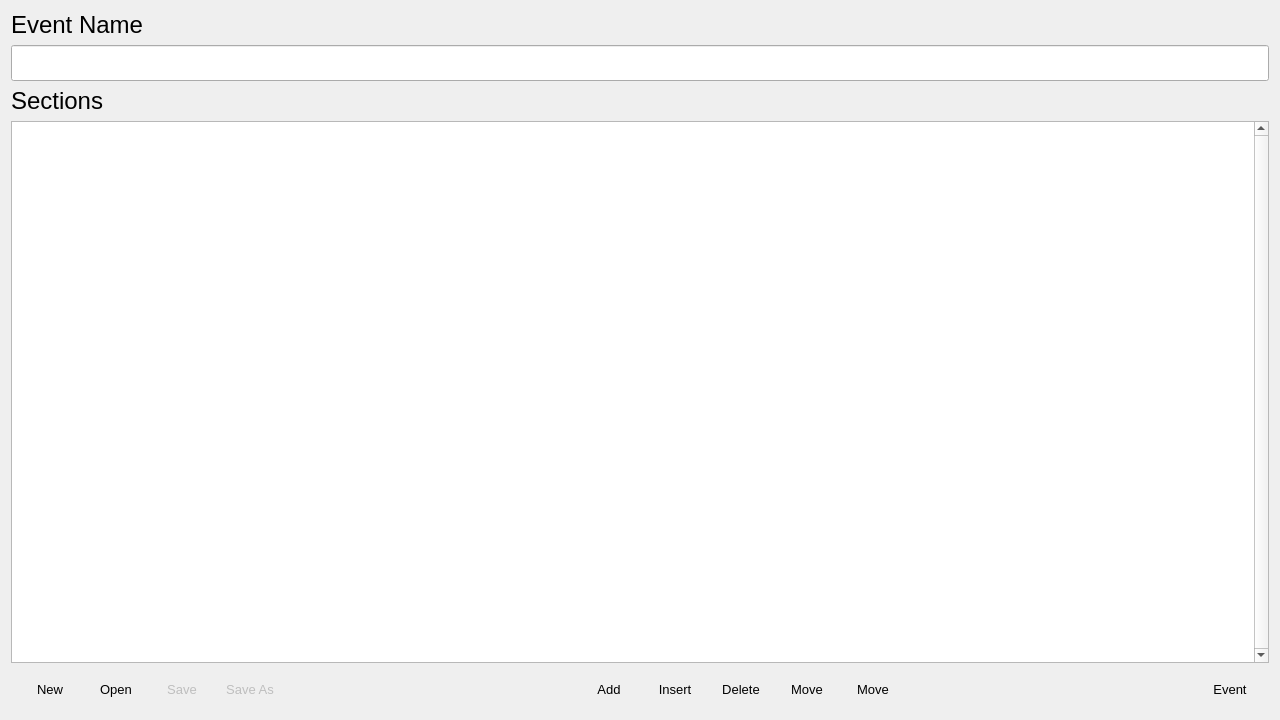
Qt form src/editwindow.ui (sledzik1984/timer) before a commit.
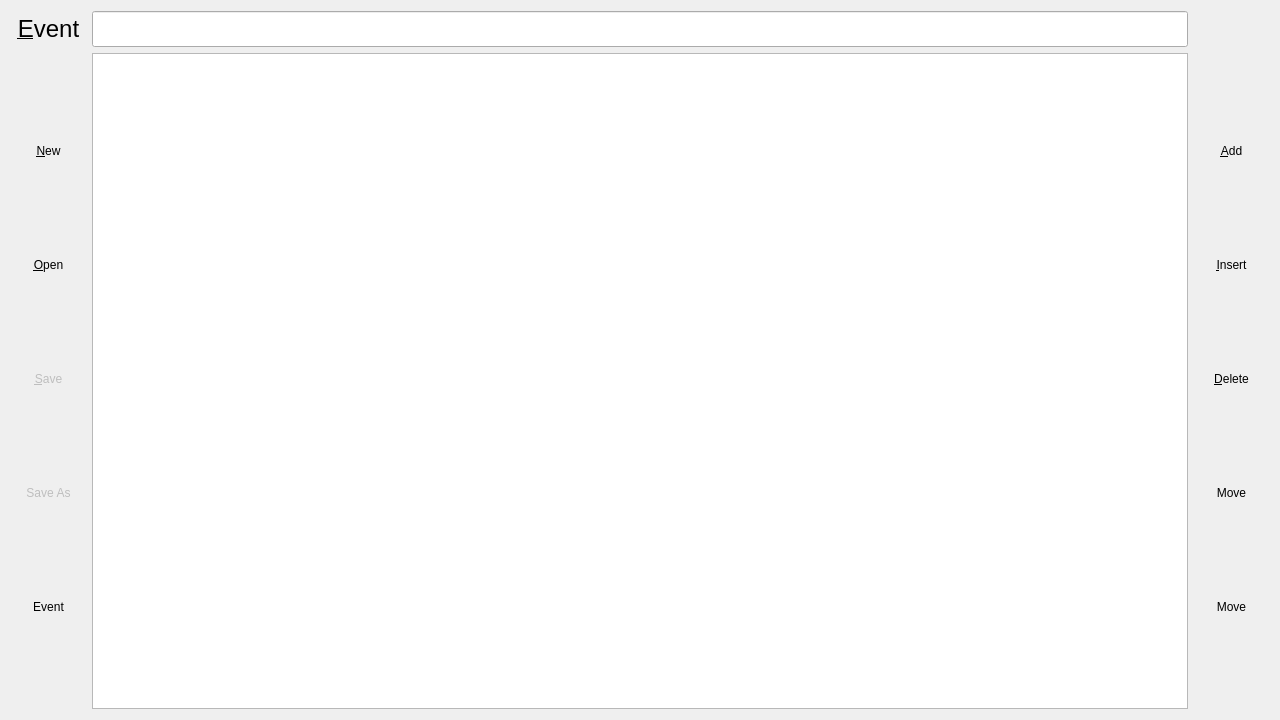
The same form after that commit. Icons and pictures are not drawn.

Commit message: EditWindow: move buttons to the sides

```diff
--- a/src/editwindow.ui
+++ b/src/editwindow.ui
@@ -13,81 +13,39 @@
   <property name="windowTitle">
    <string>Edit</string>
   </property>
-  <layout class="QVBoxLayout" name="layout">
-   <item>
-    <widget class="QLabel" name="name_label">
-     <property name="styleSheet">
-      <string notr="true">font: 18pt</string>
-     </property>
-     <property name="text">
-      <string>Event Name</string>
-     </property>
-    </widget>
-   </item>
-   <item>
+  <layout class="QGridLayout" name="layout">
+   <item row="1" column="1">
     <widget class="QLineEdit" name="name">
      <property name="styleSheet">
       <string notr="true">font: 18pt</string>
      </property>
     </widget>
    </item>
-   <item>
-    <widget class="QLabel" name="sections_label">
-     <property name="styleSheet">
-      <string notr="true">font: 18pt</string>
-     </property>
-     <property name="text">
-      <string>Sections</string>
-     </property>
-    </widget>
-   </item>
-   <item>
-    <widget class="QTableView" name="sections">
-     <property name="styleSheet">
-      <string notr="true">*
-{
-  font: 18pt
-}
-QTableView::item
-{
-  border: 0px;
-  padding-left: 20px;
-  padding-right: 20px;
-}</string>
-     </property>
-     <property name="verticalScrollBarPolicy">
-      <enum>Qt::ScrollBarAlwaysOn</enum>
-     </property>
-     <property name="horizontalScrollBarPolicy">
-      <enum>Qt::ScrollBarAlwaysOff</enum>
-     </property>
-     <property name="alternatingRowColors">
-      <bool>true</bool>
-     </property>
-     <property name="selectionMode">
-      <enum>QAbstractItemView::SingleSelection</enum>
-     </property>
-     <attribute name="verticalHeaderVisible">
-      <bool>false</bool>
-     </attribute>
-    </widget>
-   </item>
-   <item>
+   <item row="2" column="0">
     <widget class="QWidget" name="widget" native="true">
-     <property name="styleSheet">
-      <string notr="true">font: 10pt</string>
-     </property>
-     <layout class="QHBoxLayout" name="layout_2">
-      <item>
+     <layout class="QGridLayout" name="layout_2">
+      <property name="leftMargin">
+       <number>0</number>
+      </property>
+      <property name="topMargin">
+       <number>0</number>
+      </property>
+      <property name="rightMargin">
+       <number>0</number>
+      </property>
+      <property name="bottomMargin">
+       <number>0</number>
+      </property>
+      <item row="0" column="0">
        <widget class="QToolButton" name="clear">
         <property name="minimumSize">
          <size>
-          <width>60</width>
+          <width>75</width>
           <height>0</height>
          </size>
         </property>
         <property name="text">
-         <string>New</string>
+         <string>&amp;New</string>
         </property>
         <property name="icon">
          <iconset resource="../res/resource.qrc">
@@ -107,16 +65,16 @@
         </property>
        </widget>
       </item>
-      <item>
+      <item row="1" column="0">
        <widget class="QToolButton" name="open">
         <property name="minimumSize">
          <size>
-          <width>60</width>
+          <width>75</width>
           <height>0</height>
          </size>
         </property>
         <property name="text">
-         <string>Open</string>
+         <string>&amp;Open</string>
         </property>
         <property name="icon">
          <iconset resource="../res/resource.qrc">
@@ -136,19 +94,19 @@
         </property>
        </widget>
       </item>
-      <item>
+      <item row="2" column="0">
        <widget class="QToolButton" name="save">
         <property name="enabled">
          <bool>false</bool>
         </property>
         <property name="minimumSize">
          <size>
-          <width>60</width>
+          <width>75</width>
           <height>0</height>
          </size>
         </property>
         <property name="text">
-         <string>Save</string>
+         <string>&amp;Save</string>
         </property>
         <property name="icon">
          <iconset resource="../res/resource.qrc">
@@ -168,14 +126,14 @@
         </property>
        </widget>
       </item>
-      <item>
+      <item row="3" column="0">
        <widget class="QToolButton" name="save_as">
         <property name="enabled">
          <bool>false</bool>
         </property>
         <property name="minimumSize">
          <size>
-          <width>60</width>
+          <width>75</width>
           <height>0</height>
          </size>
         </property>
@@ -200,29 +158,63 @@
         </property>
        </widget>
       </item>
-      <item>
-       <spacer name="spacer">
-        <property name="orientation">
-         <enum>Qt::Horizontal</enum>
+      <item row="4" column="0">
+       <widget class="QToolButton" name="event">
+        <property name="minimumSize">
+         <size>
+          <width>75</width>
+          <height>0</height>
+         </size>
         </property>
-        <property name="sizeHint" stdset="0">
+        <property name="text">
+         <string>Event</string>
+        </property>
+        <property name="icon">
+         <iconset resource="../res/resource.qrc">
+          <normaloff>:/play.svg</normaloff>:/play.svg</iconset>
+        </property>
+        <property name="iconSize">
          <size>
-          <width>40</width>
-          <height>20</height>
+          <width>48</width>
+          <height>48</height>
          </size>
         </property>
-       </spacer>
+        <property name="toolButtonStyle">
+         <enum>Qt::ToolButtonTextUnderIcon</enum>
+        </property>
+        <property name="autoRaise">
+         <bool>true</bool>
+        </property>
+       </widget>
       </item>
-      <item>
+     </layout>
+    </widget>
+   </item>
+   <item row="2" column="2">
+    <widget class="QWidget" name="widget_2" native="true">
+     <layout class="QGridLayout" name="layout_3">
+      <property name="leftMargin">
+       <number>0</number>
+      </property>
+      <property name="topMargin">
+       <number>0</number>
+      </property>
+      <property name="rightMargin">
+       <number>0</number>
+      </property>
+      <property name="bottomMargin">
+       <number>0</number>
+      </property>
+      <item row="0" column="0">
        <widget class="QToolButton" name="add">
         <property name="minimumSize">
          <size>
-          <width>60</width>
+          <width>75</width>
           <height>0</height>
          </size>
         </property>
         <property name="text">
-         <string>Add</string>
+         <string>&amp;Add</string>
         </property>
         <property name="icon">
          <iconset resource="../res/resource.qrc">
@@ -242,16 +234,16 @@
         </property>
        </widget>
       </item>
-      <item>
+      <item row="1" column="0">
        <widget class="QToolButton" name="insert">
         <property name="minimumSize">
          <size>
-          <width>60</width>
+          <width>75</width>
           <height>0</height>
          </size>
         </property>
         <property name="text">
-         <string>Insert</string>
+         <string>&amp;Insert</string>
         </property>
         <property name="icon">
          <iconset resource="../res/resource.qrc">
@@ -271,16 +263,16 @@
         </property>
        </widget>
       </item>
-      <item>
+      <item row="2" column="0">
        <widget class="QToolButton" name="remove">
         <property name="minimumSize">
          <size>
-          <width>60</width>
+          <width>75</width>
           <height>0</height>
          </size>
         </property>
         <property name="text">
-         <string>Delete</string>
+         <string>&amp;Delete</string>
         </property>
         <property name="icon">
          <iconset resource="../res/resource.qrc">
@@ -300,11 +292,11 @@
         </property>
        </widget>
       </item>
-      <item>
+      <item row="3" column="0">
        <widget class="QToolButton" name="up">
         <property name="minimumSize">
          <size>
-          <width>60</width>
+          <width>75</width>
           <height>0</height>
          </size>
         </property>
@@ -329,11 +321,11 @@
         </property>
        </widget>
       </item>
-      <item>
+      <item row="4" column="0">
        <widget class="QToolButton" name="down">
         <property name="minimumSize">
          <size>
-          <width>60</width>
+          <width>75</width>
           <height>0</height>
          </size>
         </property>
@@ -358,51 +350,53 @@
         </property>
        </widget>
       </item>
-      <item>
-       <spacer name="spacer_2">
-        <property name="orientation">
-         <enum>Qt::Horizontal</enum>
-        </property>
-        <property name="sizeHint" stdset="0">
-         <size>
-          <width>40</width>
-          <height>20</height>
-         </size>
-        </property>
-       </spacer>
-      </item>
-      <item>
-       <widget class="QToolButton" name="event">
-        <property name="minimumSize">
-         <size>
-          <width>60</width>
-          <height>0</height>
-         </size>
-        </property>
-        <property name="text">
-         <string>Event</string>
-        </property>
-        <property name="icon">
-         <iconset resource="../res/resource.qrc">
-          <normaloff>:/play.svg</normaloff>:/play.svg</iconset>
-        </property>
-        <property name="iconSize">
-         <size>
-          <width>48</width>
-          <height>48</height>
-         </size>
-        </property>
-        <property name="toolButtonStyle">
-         <enum>Qt::ToolButtonTextUnderIcon</enum>
-        </property>
-        <property name="autoRaise">
-         <bool>true</bool>
-        </property>
-       </widget>
-      </item>
      </layout>
     </widget>
    </item>
+   <item row="2" column="1">
+    <widget class="QTableView" name="sections">
+     <property name="styleSheet">
+      <string notr="true">*
+{
+  font: 18pt
+}
+QTableView::item
+{
+  border: 0px;
+  padding-left: 20px;
+  padding-right: 20px;
+}</string>
+     </property>
+     <property name="horizontalScrollBarPolicy">
+      <enum>Qt::ScrollBarAlwaysOff</enum>
+     </property>
+     <property name="alternatingRowColors">
+      <bool>true</bool>
+     </property>
+     <property name="selectionMode">
+      <enum>QAbstractItemView::SingleSelection</enum>
+     </property>
+     <attribute name="verticalHeaderVisible">
+      <bool>false</bool>
+     </attribute>
+    </widget>
+   </item>
+   <item row="1" column="0">
+    <widget class="QLabel" name="label">
+     <property name="styleSheet">
+      <string notr="true">font: 18pt</string>
+     </property>
+     <property name="text">
+      <string>&amp;Event</string>
+     </property>
+     <property name="alignment">
+      <set>Qt::AlignCenter</set>
+     </property>
+     <property name="buddy">
+      <cstring>name</cstring>
+     </property>
+    </widget>
+   </item>
   </layout>
  </widget>
  <resources>
```
Left out of the diff: 2 changed lines with no effect on the pictures.
